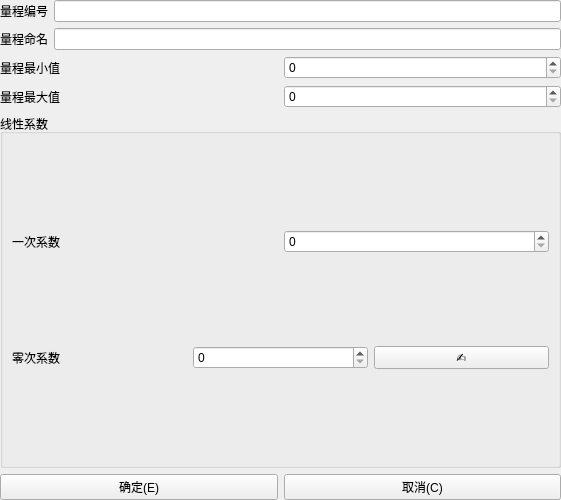
Above: src/config_ui/qt/src/config/ui/variant_edit/measuringset/ve_me_measuringedit.ui from eth-from-zero/qzy-environmental-monitoring before the change. Below: the same form after it.
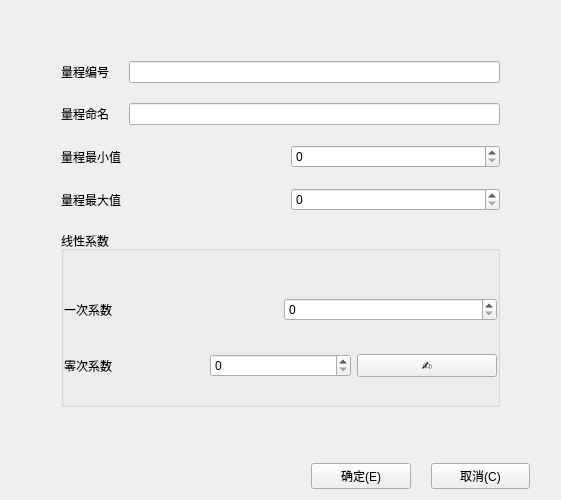
That is the form after the change.

```diff
--- a/src/config_ui/qt/src/config/ui/variant_edit/measuringset/ve_me_measuringedit.ui
+++ b/src/config_ui/qt/src/config/ui/variant_edit/measuringset/ve_me_measuringedit.ui
@@ -13,21 +13,38 @@
   <property name="windowTitle">
    <string>Form</string>
   </property>
+  <layout class="QVBoxLayout" name="verticalLayout_3">
+   <item>
   <layout class="QVBoxLayout" name="verticalLayout_2">
+     <property name="spacing">
+      <number>20</number>
+     </property>
    <property name="leftMargin">
-    <number>0</number>
+      <number>50</number>
    </property>
    <property name="topMargin">
-    <number>0</number>
+      <number>50</number>
    </property>
    <property name="rightMargin">
-    <number>0</number>
+      <number>50</number>
    </property>
    <property name="bottomMargin">
-    <number>0</number>
+      <number>50</number>
    </property>
    <item>
     <layout class="QHBoxLayout" name="horizontalLayout">
+       <property name="leftMargin">
+        <number>0</number>
+       </property>
+       <property name="topMargin">
+        <number>0</number>
+       </property>
+       <property name="rightMargin">
+        <number>0</number>
+       </property>
+       <property name="bottomMargin">
+        <number>0</number>
+       </property>
      <item>
       <widget class="QLabel" name="label">
        <property name="text">
@@ -88,6 +105,18 @@
       <string>线性系数</string>
      </property>
      <layout class="QVBoxLayout" name="verticalLayout">
+        <property name="leftMargin">
+         <number>0</number>
+        </property>
+        <property name="topMargin">
+         <number>20</number>
+        </property>
+        <property name="rightMargin">
+         <number>0</number>
+        </property>
+        <property name="bottomMargin">
+         <number>0</number>
+        </property>
       <item>
        <layout class="QHBoxLayout" name="horizontalLayout_5">
         <item>
@@ -126,8 +155,19 @@
      </layout>
     </widget>
    </item>
+    </layout>
+   </item>
    <item>
     <layout class="QHBoxLayout" name="horizontalLayout_7">
+     <property name="spacing">
+      <number>20</number>
+     </property>
+     <property name="leftMargin">
+      <number>300</number>
+     </property>
+     <property name="rightMargin">
+      <number>20</number>
+     </property>
      <item>
       <widget class="QPushButton" name="btn_ok">
        <property name="text">
```
Left out of the diff: 2 changed lines with no effect on the pictures. Lines whose indentation alone changed are shown as unchanged.
